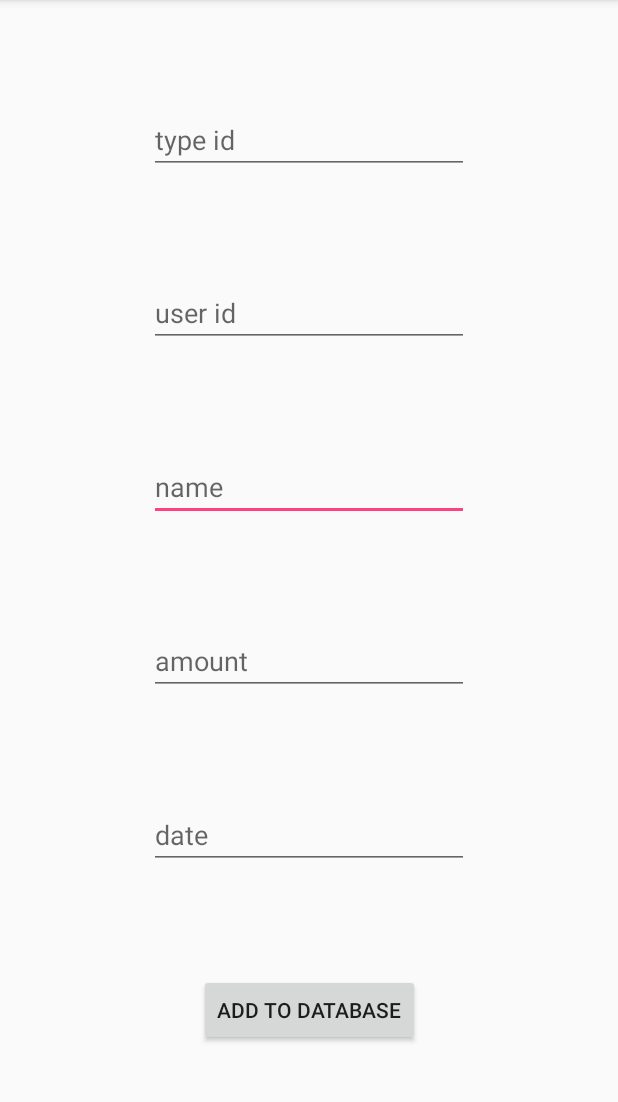
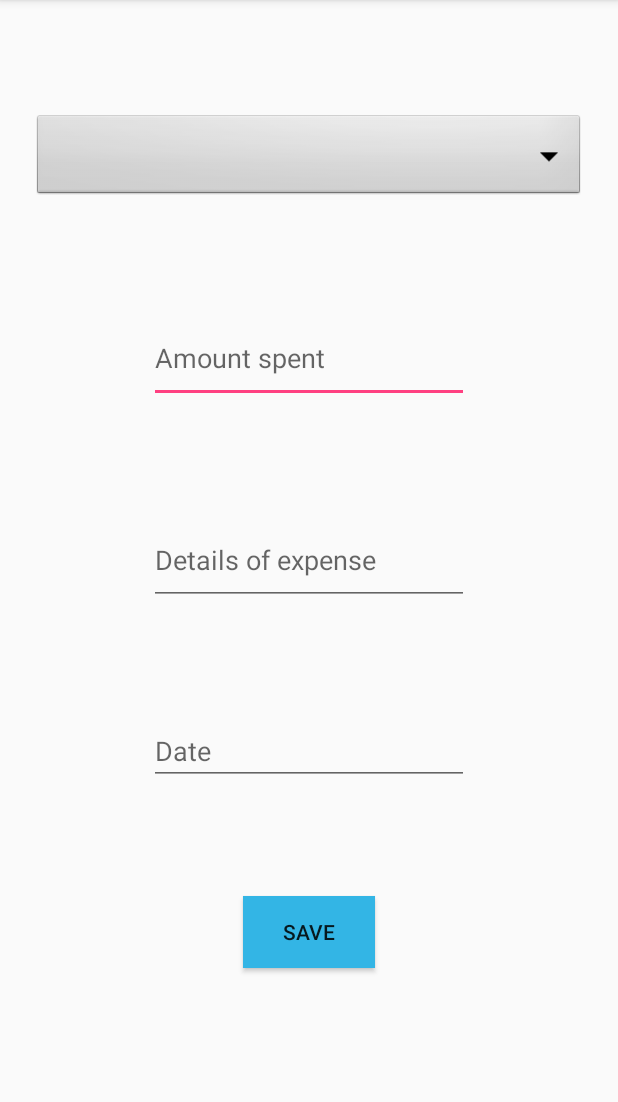
Before and after one commit to maxoverhere/BudgetingApp, an Android app: the AddRecord screen opened directly, with no data from a screen before it, on a phone screen of 412 x 824 dp, the part 84-1186 px from its top. Run offline under Robolectric (Android 15) with nearby library versions, the phone set to English and light mode, and no system bars; 1 statement that could not run was skipped.

Commit message:
changes to layout and database

```diff
--- a/app/src/main/java/org/zoldan/trainhack/budgetingapp/ViewRecords.java
+++ b/app/src/main/java/org/zoldan/trainhack/budgetingapp/ViewRecords.java
@@ -17,9 +17,10 @@ public class ViewRecords extends AppCompatActivity {
         TextView textView = findViewById(R.id.textView);
         List<Expense> expenses = db.getAllExpenses();
         textView.setText("Data in database: \n");
+
         for (Expense expense : expenses){
-            textView.append("id: " + expense.getId() + ", type id: " + expense.getTypeId() + ", user id: " + expense.getUserId()
-            + ", name: " + expense.getName() + ", amount: " + expense.getCost() + ", date: " + expense.getDate() + "\n");
+            textView.append("Category: " + expense.getCategory() + ", Details: " + expense.getDetails()
+            + ", amount: " + expense.getCost() + ", date: " + expense.getDate() + "\n");
         }
     }
 }
--- a/app/src/main/res/layout/activity_add_record.xml
+++ b/app/src/main/res/layout/activity_add_record.xml
@@ -6,86 +6,80 @@
     android:layout_height="match_parent"
     tools:context="org.zoldan.trainhack.budgetingapp.AddRecord">
 
+    <Spinner
+        android:id="@+id/category"
+        android:layout_width="368dp"
+        android:layout_height="60dp"
+        android:layout_marginEnd="8dp"
+        android:layout_marginStart="8dp"
+        android:paddingTop="40dp"
+        app:layout_constraintBottom_toTopOf="@+id/amountSpent"
+        app:layout_constraintEnd_toEndOf="parent"
+        app:layout_constraintHorizontal_bias="0.5"
+        app:layout_constraintStart_toStartOf="parent"
+        app:layout_constraintTop_toTopOf="parent"
+        android:background="@android:drawable/btn_dropdown"
+        android:spinnerMode="dropdown"/>
+
     <EditText
-        android:id="@+id/editText"
+        android:id="@+id/amountSpent"
+        android:layout_width="wrap_content"
+        android:layout_height="60dp"
+        android:layout_marginEnd="8dp"
+        android:layout_marginStart="8dp"
+        android:ems="10"
+        android:hint="@string/amount_spent"
+        android:inputType="textPersonName"
+        app:layout_constraintBottom_toTopOf="@+id/details"
+        app:layout_constraintEnd_toEndOf="parent"
+        app:layout_constraintHorizontal_bias="0.5"
+        app:layout_constraintStart_toStartOf="parent"
+        app:layout_constraintTop_toBottomOf="@+id/category" />
+
+    <EditText
+        android:id="@+id/details"
+        android:layout_width="wrap_content"
+        android:layout_height="60dp"
+        android:layout_marginEnd="8dp"
+        android:layout_marginStart="8dp"
+        android:ems="10"
+        android:hint="Details of expense"
+        android:inputType="textPersonName"
+        app:layout_constraintBottom_toTopOf="@+id/date"
+        app:layout_constraintEnd_toEndOf="parent"
+        app:layout_constraintHorizontal_bias="0.5"
+        app:layout_constraintStart_toStartOf="parent"
+        app:layout_constraintTop_toBottomOf="@+id/amountSpent" />
+
+    <EditText
+        android:id="@+id/date"
         android:layout_width="wrap_content"
         android:layout_height="wrap_content"
         android:layout_marginEnd="8dp"
         android:layout_marginStart="8dp"
         android:ems="10"
-        android:hint="name"
-        android:inputType="textPersonName"
-        app:layout_constraintBottom_toTopOf="@+id/editText3"
+        android:hint="@string/date"
+        android:inputType="date"
+        app:layout_constraintBottom_toTopOf="@+id/saveButton"
         app:layout_constraintEnd_toEndOf="parent"
+        app:layout_constraintHorizontal_bias="0.5"
         app:layout_constraintStart_toStartOf="parent"
-        app:layout_constraintTop_toBottomOf="@+id/editText4" />
+        app:layout_constraintTop_toBottomOf="@+id/details" />
 
     <Button
-        android:id="@+id/button3"
+        android:id="@+id/saveButton"
         android:layout_width="wrap_content"
         android:layout_height="wrap_content"
+        android:layout_marginBottom="48dp"
         android:layout_marginEnd="8dp"
         android:layout_marginStart="8dp"
+        android:background="#33B5E5"
         android:onClick="addRecord"
-        android:text="add to database"
+        android:text="@string/save"
         app:layout_constraintBottom_toBottomOf="parent"
         app:layout_constraintEnd_toEndOf="parent"
+        app:layout_constraintHorizontal_bias="0.5"
         app:layout_constraintStart_toStartOf="parent"
-        app:layout_constraintTop_toBottomOf="@+id/editText5" />
+        app:layout_constraintTop_toBottomOf="@+id/date" />
 
-    <EditText
-        android:id="@+id/editText2"
-        android:layout_width="wrap_content"
-        android:layout_height="45dp"
-        android:layout_marginEnd="8dp"
-        android:layout_marginStart="8dp"
-        android:ems="10"
-        android:hint="type id"
-        android:inputType="textPersonName"
-        app:layout_constraintBottom_toTopOf="@+id/editText4"
-        app:layout_constraintEnd_toEndOf="parent"
-        app:layout_constraintStart_toStartOf="parent"
-        app:layout_constraintTop_toTopOf="parent" />
-
-    <EditText
-        android:id="@+id/editText3"
-        android:layout_width="wrap_content"
-        android:layout_height="wrap_content"
-        android:layout_marginEnd="8dp"
-        android:layout_marginStart="8dp"
-        android:ems="10"
-        android:hint="amount"
-        android:inputType="textPersonName"
-        app:layout_constraintBottom_toTopOf="@+id/editText5"
-        app:layout_constraintEnd_toEndOf="parent"
-        app:layout_constraintStart_toStartOf="parent"
-        app:layout_constraintTop_toBottomOf="@+id/editText" />
-
-    <EditText
-        android:id="@+id/editText4"
-        android:layout_width="wrap_content"
-        android:layout_height="wrap_content"
-        android:layout_marginEnd="8dp"
-        android:layout_marginStart="8dp"
-        android:ems="10"
-        android:hint="user id"
-        android:inputType="textPersonName"
-        app:layout_constraintBottom_toTopOf="@+id/editText"
-        app:layout_constraintEnd_toEndOf="parent"
-        app:layout_constraintStart_toStartOf="parent"
-        app:layout_constraintTop_toBottomOf="@+id/editText2" />
-
-    <EditText
-        android:id="@+id/editText5"
-        android:layout_width="wrap_content"
-        android:layout_height="wrap_content"
-        android:layout_marginEnd="8dp"
-        android:layout_marginStart="8dp"
-        android:ems="10"
-        android:hint="date"
-        android:inputType="textPersonName"
-        app:layout_constraintBottom_toTopOf="@+id/button3"
-        app:layout_constraintEnd_toEndOf="parent"
-        app:layout_constraintStart_toStartOf="parent"
-        app:layout_constraintTop_toBottomOf="@+id/editText3" />
 </android.support.constraint.ConstraintLayout>
--- a/app/src/main/res/values/strings.xml
+++ b/app/src/main/res/values/strings.xml
@@ -1,3 +1,7 @@
 <resources>
     <string name="app_name">BudgetingApp</string>
+    <string name="date">Date</string>
+    <string name="amount_spent">Amount spent</string>
+    <string name="name_of_expense">Name of expense</string>
+    <string name="save">SAVE</string>
 </resources>
```
Also changed, not shown: app/src/main/java/org/zoldan/trainhack/budgetingapp/AddRecord.java (+22 -10 lines), app/src/main/java/org/zoldan/trainhack/budgetingapp/DBHandler.java (+17 -18 lines), app/src/main/java/org/zoldan/trainhack/budgetingapp/Expense.java (+9 -13 lines), app/src/main/res/layout/activity_main.xml (+24 -24 lines), app/src/main/res/drawable/budgie.png (added).
